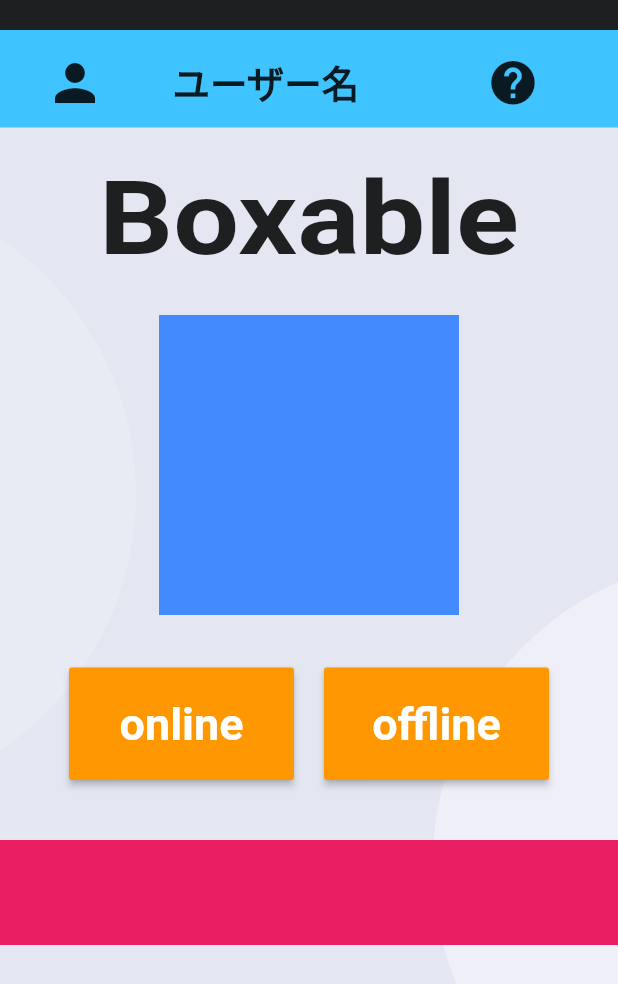
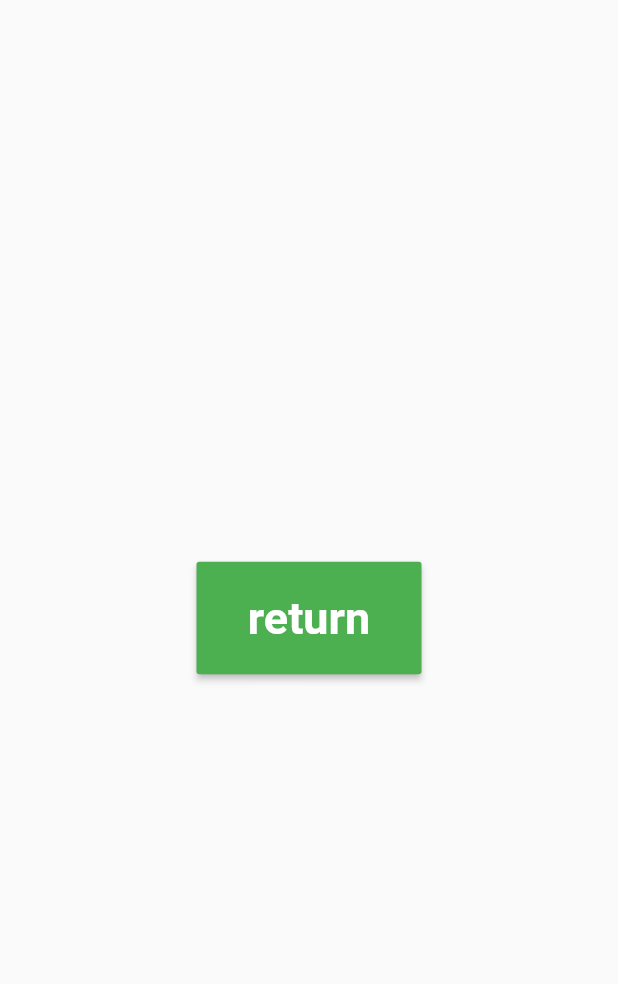
Before and after one commit to KooimaI9/product1, a Flutter app: the screen it shows after launch, after a tap on "online", on a phone screen of 412 x 824 dp. Shown: the top 984 px of the screen. Run offline on Flutter 3.47's test engine with Material 2 defaults, Android fonts, the phone set to English and light mode, and no system bars.

Commit message:
movement1

```diff
--- a/lib/main.dart
+++ b/lib/main.dart
@@ -1,5 +1,8 @@
 import 'package:flutter/material.dart';
 import 'package:flutter_app1/app_background.dart';
+import 'package:flutter_app1/online.dart';
+import 'package:flutter_app1/offline.dart';
+import 'package:flutter_app1/account.dart';
 
 void main() => runApp(
       MaterialApp(
@@ -40,11 +43,24 @@ class _State extends State<MyApp> {
                         width: 30,
                       ),
                       SizedBox(
-                        width: 40,
-                        height: 40,
-                        child: FittedBox(
-                            fit: BoxFit.fill, child: Icon(Icons.person)),
-                      ),
+                          child: Column(children: [
+                        IconButton(
+                          onPressed: () {
+                            Navigator.push(
+                              context,
+                              MaterialPageRoute(
+                                  builder: (context) => accountPage()),
+                            );
+                          },
+                          icon: Icon(
+                            Icons.person,
+                            size: 40,
+                          ),
+                        ),
+                        SizedBox(
+                          height: 10,
+                        ),
+                      ])),
                       SizedBox(
                         width: 45,
                       ),
@@ -56,7 +72,7 @@ class _State extends State<MyApp> {
                         ),
                       ),
                       SizedBox(
-                        width: 85,
+                        width: 70,
                       ),
                       SizedBox(
                         width: 35,
@@ -122,9 +138,16 @@ class _State extends State<MyApp> {
                             fontSize: 30,
                           ),
                         ),
-                        color: Colors.orange,
+                        splashColor: Colors.orange,
+                        color: Colors.grey,
                         textColor: Colors.white,
-                        onPressed: () {},
+                        onPressed: () {
+                          Navigator.push(
+                            context,
+                            MaterialPageRoute(
+                                builder: (context) => onlinePage()),
+                          );
+                        },
                       ),
                     ),
                     SizedBox(
@@ -141,9 +164,16 @@ class _State extends State<MyApp> {
                             fontSize: 30,
                           ),
                         ),
-                        color: Colors.orange,
+                        splashColor: Colors.orange,
+                        color: Colors.grey,
                         textColor: Colors.white,
-                        onPressed: () {},
+                        onPressed: () {
+                          Navigator.push(
+                            context,
+                            MaterialPageRoute(
+                                builder: (context) => offlinePage()),
+                          );
+                        },
                       ),
                     ),
                   ]),
--- /dev/null
+++ b/lib/online.dart
@@ -0,0 +1,31 @@
+import 'package:flutter/material.dart';
+
+class onlinePage extends StatelessWidget {
+  @override
+  Widget build(BuildContext context) {
+    return Scaffold(
+      body: Center(
+        child: Column(mainAxisAlignment: MainAxisAlignment.center, children: [
+          ButtonTheme(
+            minWidth: 150,
+            height: 75,
+            child: RaisedButton(
+              child: const Text(
+                'return',
+                style: TextStyle(
+                  fontWeight: FontWeight.bold,
+                  fontSize: 30,
+                ),
+              ),
+              color: Colors.green,
+              textColor: Colors.white,
+              onPressed: () {
+                Navigator.pop(context);
+              },
+            ),
+          ),
+        ]),
+      ),
+    );
+  }
+}
```
Also changed, not shown: lib/account.dart (added, +31 -0 lines), lib/offline.dart (added, +31 -0 lines).
